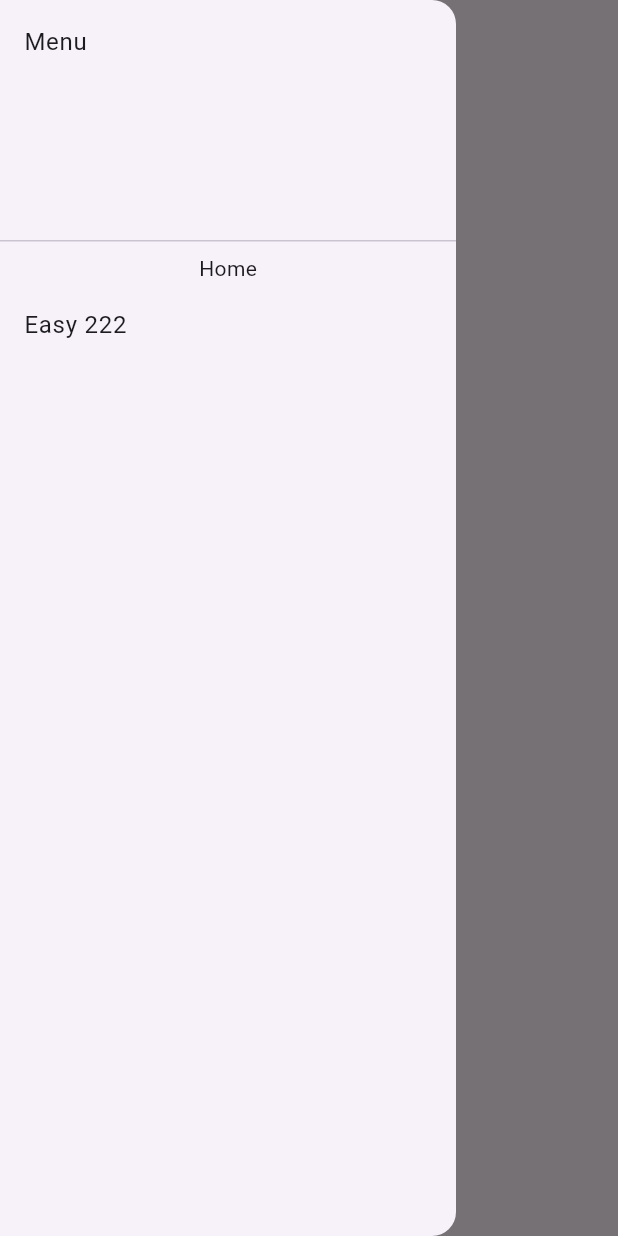
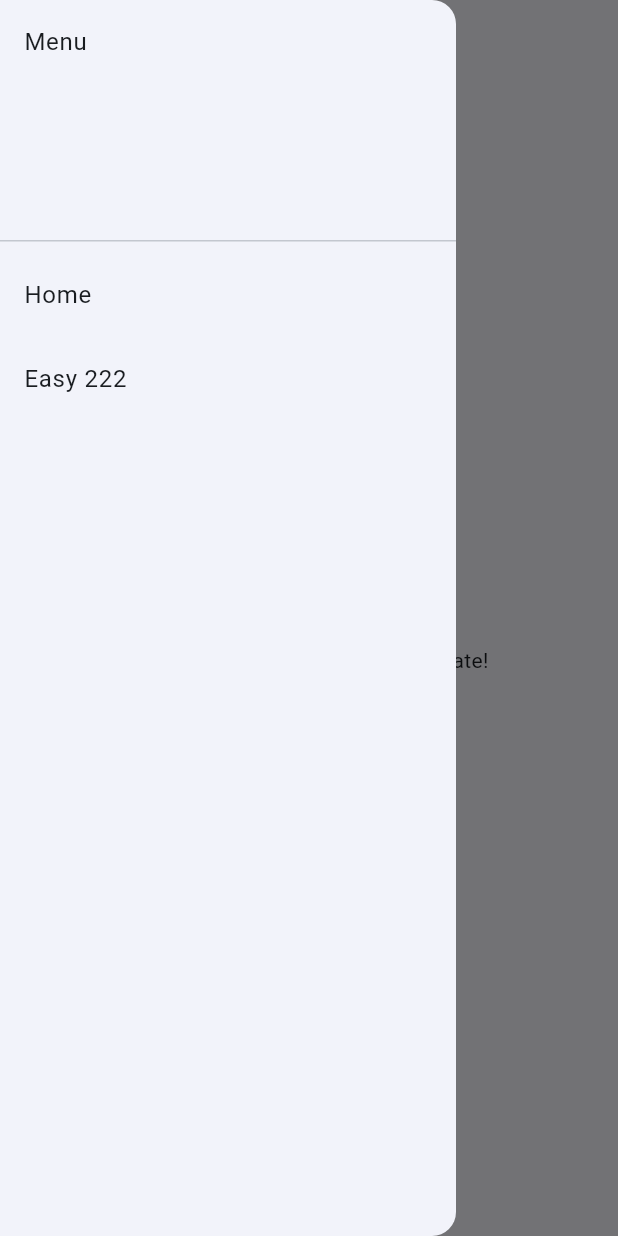
Before and after one commit to david-rometsch/easy-222-app, a Flutter app: the screen it shows after launch, with the side drawer open, on a phone screen of 412 x 824 dp. Run offline on Flutter 3.47's test engine with Material 3 defaults, Android fonts, the light colour scheme and no system bars.

Commit message:
feat: add persistent menu using statefulWidget

```diff
--- a/app/lib/main.dart
+++ b/app/lib/main.dart
@@ -1,5 +1,5 @@
 import 'package:flutter/material.dart';
-import 'screens/home_screen.dart';
+import 'main_shell.dart';
 
 void main() {
   runApp(const MyApp());
@@ -14,7 +14,7 @@ class MyApp extends StatelessWidget {
     return MaterialApp(
       title: 'Flutter Demo',
       theme: ThemeData(colorScheme: .fromSeed(seedColor: Colors.blue)),
-      home: HomeScreen(title: 'Home'),
+      home: MainShell(title: 'MainShell')
     );
   }
 }
--- /dev/null
+++ b/app/lib/main_shell.dart
@@ -0,0 +1,51 @@
+import 'package:flutter/material.dart';
+import 'screens/easy_222.dart';
+import 'screens/home_screen.dart';
+
+class MainShell extends StatefulWidget {
+  const MainShell({super.key, required this.title});
+
+  final String title;
+
+  @override
+  State<MainShell> createState() => _MainShellState();
+}
+
+class _MainShellState extends State<MainShell> {
+  Widget currentScreen = HomeScreen(title: 'Home');
+
+  @override
+  Widget build(BuildContext context) {
+    return Scaffold(
+      appBar: AppBar(title: Text(widget.title)),
+
+      drawer: Drawer(
+        child: ListView(
+          children: [
+            DrawerHeader(child: Text('Menu')),
+
+            ListTile(
+              title: Text('Home'),
+              onTap: () {
+                setState(() {
+                  currentScreen = HomeScreen(title: 'Home');
+                });
+              },
+            ),
+
+            ListTile(
+              title: Text('Easy 222'),
+              onTap: () {
+                setState(() {
+                  currentScreen = EasyTwo(title: 'Easy Two');
+                });
+              },
+            ),
+          ],
+        ),
+      ),
+
+      body: currentScreen,
+    );
+  }
+}
--- a/app/lib/screens/home_screen.dart
+++ b/app/lib/screens/home_screen.dart
@@ -1,5 +1,5 @@
 import 'package:flutter/material.dart';
-import 'easy_222.dart';
+// import 'easy_222.dart';
 
 class HomeScreen extends StatelessWidget {
   const HomeScreen({super.key, required this.title});
@@ -8,33 +8,8 @@ class HomeScreen extends StatelessWidget {
 
   @override
   Widget build(BuildContext context){
-    return MaterialApp(
-      home: Scaffold(
-        appBar: AppBar(title:Text('Home')),
-        drawer: Drawer(
-          child: ListView(
-            children: [
-              DrawerHeader(
-                child: Text('Menu'),
-              ),
-              Center(
-                child: Text('Home'),
-              ),
-              ListTile(
-                title: Text('Easy 222'),
-                onTap: () {
-                  Navigator.push(
-                    context,
-                    MaterialPageRoute(
-                      builder: (context) => EasyTwo(title:'Easy Two'),
-                    ),
-                  );
-                },
-              ),
-            ],
-          ),
-        ),
-      )
+    return Center(
+      child:Text('Hello use the Hamburger to navigate!')
     );
   }
 }
```
